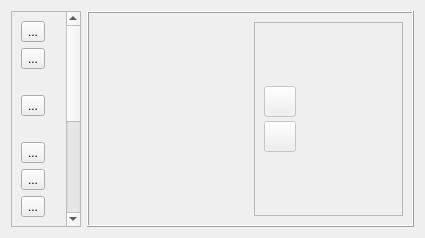
This is data/zrmmethodeditor.ui in dostapazov/powermon_v4 as Qt 5 draws it before an edit. The edited form follows.
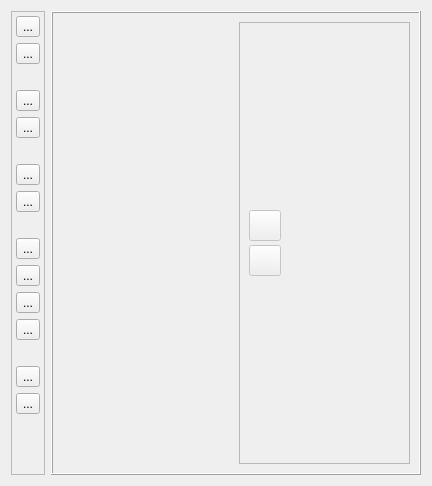
This is the edited form. Icons and pictures are not drawn. Custom widgets are drawn as their Qt base class.

What changed in the file:
```diff
--- a/data/zrmmethodeditor.ui
+++ b/data/zrmmethodeditor.ui
@@ -6,8 +6,8 @@
    <rect>
     <x>0</x>
     <y>0</y>
-    <width>425</width>
-    <height>238</height>
+    <width>432</width>
+    <height>486</height>
    </rect>
   </property>
   <property name="sizePolicy">
@@ -21,39 +21,26 @@
   </property>
   <layout class="QHBoxLayout" name="horizontalLayout_3">
    <item>
-    <widget class="QScrollArea" name="scrollArea">
-     <property name="sizePolicy">
-      <sizepolicy hsizetype="Fixed" vsizetype="Expanding">
-       <horstretch>0</horstretch>
-       <verstretch>0</verstretch>
-      </sizepolicy>
+    <widget class="QFrame" name="btn_frame">
+     <property name="frameShape">
+      <enum>QFrame::StyledPanel</enum>
      </property>
-     <property name="widgetResizable">
-      <bool>true</bool>
+     <property name="frameShadow">
+      <enum>QFrame::Raised</enum>
      </property>
-     <widget class="QWidget" name="scrollAreaWidgetContents">
-      <property name="geometry">
-       <rect>
-        <x>0</x>
-        <y>0</y>
-        <width>54</width>
-        <height>458</height>
-       </rect>
+     <layout class="QVBoxLayout" name="verticalLayout_2">
+      <property name="leftMargin">
+       <number>4</number>
       </property>
-      <layout class="QVBoxLayout" name="verticalLayout">
-       <item>
-        <widget class="QToolButton" name="buttonAllMethods">
-         <property name="text">
-          <string>...</string>
-         </property>
-         <property name="iconSize">
-          <size>
-           <width>48</width>
-           <height>48</height>
-          </size>
-         </property>
-        </widget>
-       </item>
+      <property name="topMargin">
+       <number>4</number>
+      </property>
+      <property name="rightMargin">
+       <number>4</number>
+      </property>
+      <property name="bottomMargin">
+       <number>4</number>
+      </property>
        <item>
         <widget class="QToolButton" name="buttonLink">
          <property name="text">
@@ -67,6 +54,19 @@
          </property>
         </widget>
        </item>
+      <item>
+       <widget class="QToolButton" name="buttonAllMethods">
+        <property name="text">
+         <string>...</string>
+        </property>
+        <property name="iconSize">
+         <size>
+          <width>48</width>
+          <height>48</height>
+         </size>
+        </property>
+       </widget>
+      </item>
        <item>
         <spacer name="verticalSpacer">
          <property name="orientation">
@@ -83,35 +83,6 @@
          </property>
         </spacer>
        </item>
-       <item>
-        <widget class="QToolButton" name="buttonMethodEdit">
-         <property name="text">
-          <string>...</string>
-         </property>
-         <property name="iconSize">
-          <size>
-           <width>48</width>
-           <height>48</height>
-          </size>
-         </property>
-        </widget>
-       </item>
-       <item>
-        <spacer name="verticalSpacer_2">
-         <property name="orientation">
-          <enum>Qt::Vertical</enum>
-         </property>
-         <property name="sizeType">
-          <enum>QSizePolicy::Fixed</enum>
-         </property>
-         <property name="sizeHint" stdset="0">
-          <size>
-           <width>20</width>
-           <height>20</height>
-          </size>
-         </property>
-        </spacer>
-       </item>
        <item>
         <widget class="QToolButton" name="buttonApply">
          <property name="text">
@@ -138,6 +109,22 @@
          </property>
         </widget>
        </item>
+      <item>
+       <spacer name="verticalSpacer_2">
+        <property name="orientation">
+         <enum>Qt::Vertical</enum>
+        </property>
+        <property name="sizeType">
+         <enum>QSizePolicy::Fixed</enum>
+        </property>
+        <property name="sizeHint" stdset="0">
+         <size>
+          <width>20</width>
+          <height>20</height>
+         </size>
+        </property>
+       </spacer>
+      </item>
        <item>
         <widget class="QToolButton" name="buttonDelete">
          <property name="text">
@@ -151,6 +138,19 @@
          </property>
         </widget>
        </item>
+      <item>
+       <widget class="QToolButton" name="buttonMethodEdit">
+        <property name="text">
+         <string>...</string>
+        </property>
+        <property name="iconSize">
+         <size>
+          <width>48</width>
+          <height>48</height>
+         </size>
+        </property>
+       </widget>
+      </item>
        <item>
         <spacer name="verticalSpacer_3">
          <property name="orientation">
@@ -275,7 +275,6 @@
         </spacer>
        </item>
       </layout>
-     </widget>
     </widget>
    </item>
    <item>
```
Lines whose indentation alone changed are shown as unchanged.
